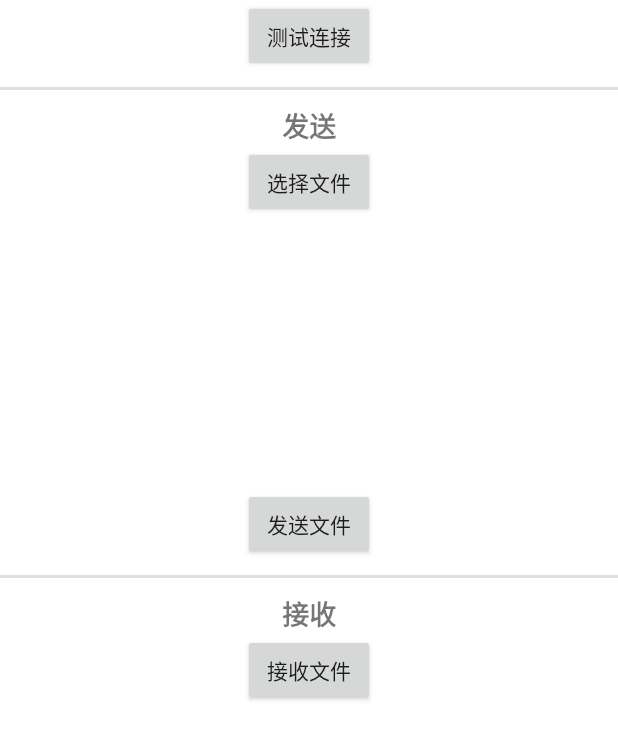
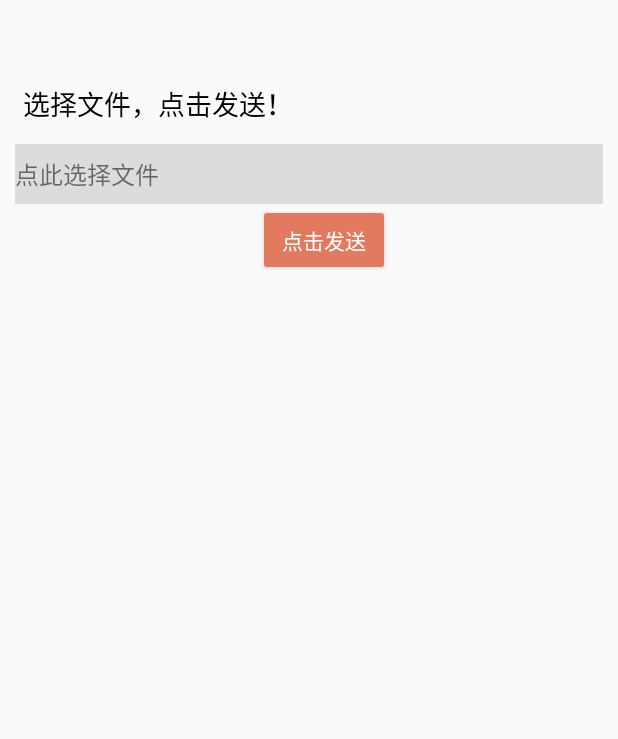
Before and after one commit to 238989/teamWorkDemo, an Android app: the screen it shows after launch (Test before the commit, AirDropActivity after it), on a phone screen of 412 x 824 dp. Shown: the top 739 px of the screen. Run offline under Robolectric (Android 15) with nearby library versions, the phone set to English and light mode, and no system bars.

Commit message:
实现选择图片文件发送

```diff
--- /dev/null
+++ b/airdrop/Android/app/src/main/res/layout/activity_air_drop.xml
@@ -0,0 +1,49 @@
+<?xml version="1.0" encoding="utf-8"?>
+<LinearLayout xmlns:android="http://schemas.android.com/apk/res/android"
+    xmlns:app="http://schemas.android.com/apk/res-auto"
+    xmlns:tools="http://schemas.android.com/tools"
+    android:layout_width="match_parent"
+    android:layout_height="match_parent"
+    android:orientation="vertical"
+    tools:context=".AirDropActivity">
+
+    <TextView
+        android:id="@+id/textView2"
+        android:layout_width="match_parent"
+        android:layout_height="wrap_content"
+        android:layout_marginTop="50dp"
+        android:layout_marginLeft="10dp"
+        android:padding="5dp"
+        android:textSize="18sp"
+        android:textColor="@color/black"
+        android:text="选择文件，点击发送！" />
+
+
+
+    <TextView
+        android:id="@+id/btn_choose_file"
+        android:layout_width="match_parent"
+        android:layout_height="40dp"
+        android:layout_marginLeft="10dp"
+        android:layout_marginRight="10dp"
+        android:layout_marginTop="8dp"
+        android:layout_gravity="center"
+        android:gravity="center_vertical"
+        android:background="#DCDCDC"
+        android:text="点此选择文件"
+        android:textSize="16sp" />
+
+    <Button
+        android:id="@+id/button"
+        android:layout_width="wrap_content"
+        android:layout_height="wrap_content"
+        android:layout_marginLeft="10dp"
+        android:layout_gravity="center"
+        android:backgroundTint="#e27a5f"
+        android:onClick="onClick"
+        android:textColor="@color/white"
+        android:text="点击发送" />
+
+
+
+</LinearLayout>
--- a/airdrop/Android/app/src/main/res/values/themes.xml
+++ b/airdrop/Android/app/src/main/res/values/themes.xml
@@ -1,6 +1,6 @@
 <resources xmlns:tools="http://schemas.android.com/tools">
     <!-- Base application theme. -->
-    <style name="Theme.AWPlay" parent="Theme.MaterialComponents.DayNight.DarkActionBar">
+    <style name="Theme.AWPlay" parent="Theme.MaterialComponents.DayNight.NoActionBar.Bridge">
         <!-- Primary brand color. -->
         <item name="colorPrimary">@color/purple_500</item>
         <item name="colorPrimaryVariant">@color/purple_700</item>
```
Also changed, not shown: airdrop/Android/app/src/main/AndroidManifest.xml (+25 -15 lines), airdrop/Android/app/src/main/java/com/example/awplay/AirDropActivity.java (added, +132 -0 lines).
